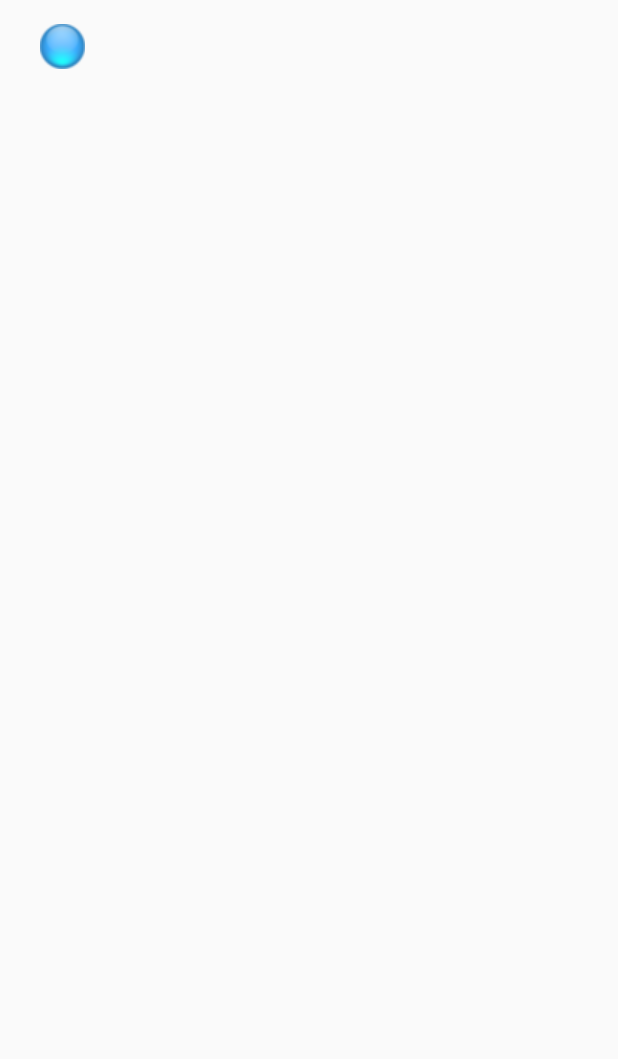
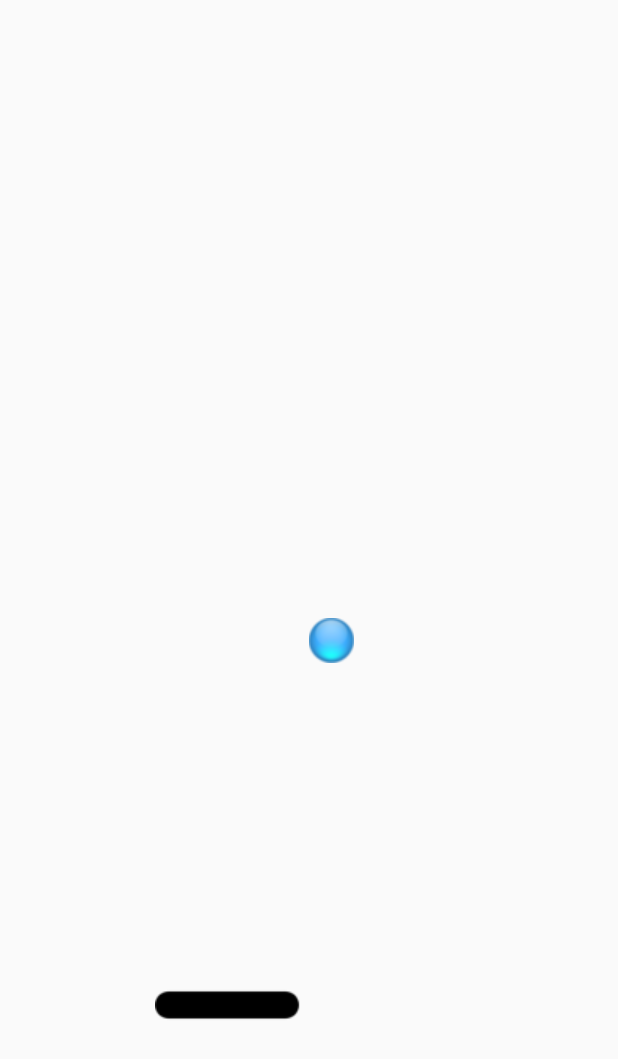
Before and after one commit to Aruferni/UF2-P04-Juego, an Android app: the screen it shows after launch (MainActivity), on a phone screen of 412 x 824 dp. Before the commit the part shown is almost empty. Shown: the top 1059 px of the screen. Run offline under Robolectric (Android 15) with nearby library versions, the phone set to English and light mode, and no system bars.

Commit message:
09/02/2017

```diff
--- a/app/src/main/java/com/example/albertfernie/uf2_p04_juego/Gview.java
+++ b/app/src/main/java/com/example/albertfernie/uf2_p04_juego/Gview.java
@@ -5,15 +5,13 @@ import android.graphics.Bitmap;
 import android.graphics.BitmapFactory;
 import android.graphics.Canvas;
 import android.graphics.Color;
-//import android.media.MediaPlayer;
+import android.media.MediaPlayer;
 import android.os.Handler;
 import android.view.MotionEvent;
 import android.view.View;
 
 import java.util.Timer;
 import java.util.TimerTask;
-
-import static com.example.albertfernie.uf2_p04_juego.R.raw.golpecomico1;
 
 /**
  * Created by albertfernie on 31/01/2017.
@@ -24,26 +22,24 @@ public class Gview extends View {
     private MyTimerTask task;
     private int interval=100;
     Bitmap raqueta, bola, fondo;
-    //MediaPlayer mediaPlayer1;
+    MediaPlayer mediaPlayer1, mediaPlayer2;
     float xRaqueta = 0, yRaqueta, xBola=0, yBola=0;
     int tamRaqueta, width, height, sentidoX=1, sentidoY=1;
-    boolean inicio = true;
+    boolean start = true;
 
     public Gview(Context context) {
         super(context);
-        raqueta = BitmapFactory.decodeResource(getResources(), R.drawable.raqueta);
-        bola = BitmapFactory.decodeResource(getResources(), R.drawable.bola_azul);
-        fondo = BitmapFactory.decodeResource(getResources(), R.drawable.hell);
-        //mediaPlayer1 = MediaPlayer.create(this, R.raw.golpecomico1);
         inicio();
         startTimer();
     }
 
     private void inicio(){
+        raqueta = BitmapFactory.decodeResource(getResources(), R.drawable.raqueta);
+        bola = BitmapFactory.decodeResource(getResources(), R.drawable.bola_azul);
+        fondo = BitmapFactory.decodeResource(getResources(), R.drawable.hell);
+        mediaPlayer1 = MediaPlayer.create(super.getContext(), R.raw.golpecomico1);
+        mediaPlayer2 = MediaPlayer.create(super.getContext(), R.raw.golpemetalico3);
         tamRaqueta = 150;
-        xRaqueta = width / 2;
-        xBola = width / 2;
-        yBola = height * (float) 0.75;
     }
 
     protected void onDraw(Canvas canvas){
@@ -52,6 +48,12 @@ public class Gview extends View {
         width = canvas.getWidth();
         height = canvas.getHeight();
         yRaqueta = height/10*8;
+        if(start == true) {
+            xRaqueta = width / 10 * 5;
+            xBola = width / 2;
+            yBola = height / 2;
+            start = false;
+        }
         //canvas.drawColor(Color.YELLOW);
         canvas.drawBitmap(raqueta, xRaqueta - tamRaqueta, yRaqueta, null);
         canvas.drawBitmap(bola, xBola, yBola, null);
@@ -59,8 +61,8 @@ public class Gview extends View {
 
     public boolean onTouchEvent(MotionEvent event) {
         xRaqueta = event.getX();
+        if(start ==true) startTimer();
         this.invalidate();
-        //return super.onTouchEvent(event);
         return true;
     }
 
@@ -77,22 +79,38 @@ public class Gview extends View {
 
     private void stopTimer(){
         timer.cancel();
-        timer=null; task=null;
+        timer=null;
+        task=null;
     }
 
     private void posicionBola(){
         int deltaX = 10, deltaY = 6;
-        if(xBola>=width - 90) sentidoX = -1;
-        if(yBola >= height -90){
-            if (yBola>=yRaqueta - 90) sentidoY = -1;
-            else stopTimer();
+        if(xBola>=width - 90) {
+            sentidoX = -1;
+            mediaPlayer1.start();
         }
-        if(xBola<=0) sentidoX = 1;
-        if(yBola<=0) sentidoY = 1;
+        if (yBola>=yRaqueta - 90 && xBola>=xRaqueta && xBola<=xRaqueta - 90) {
+            sentidoY = -1;
+            mediaPlayer2.start();
+        }
+        else {
+            if(yBola == height) {
+                //sentidoY = -1;
+                stopTimer();
+                start = true;
+            }
+        }
+        if(xBola<=0) {
+            sentidoX = 1;
+            mediaPlayer1.start();
+        }
+        if(yBola<=0) {
+            sentidoY = 1;
+            mediaPlayer1.start();
+        }
         xBola += deltaX * sentidoX;
         yBola += deltaY * sentidoY;
     }
-
 }
 
 class MyTimerTask extends TimerTask {
```
